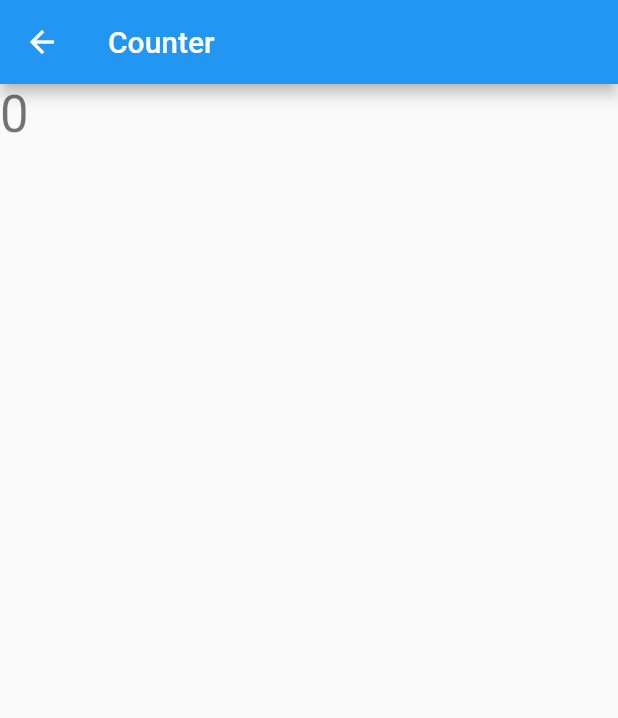
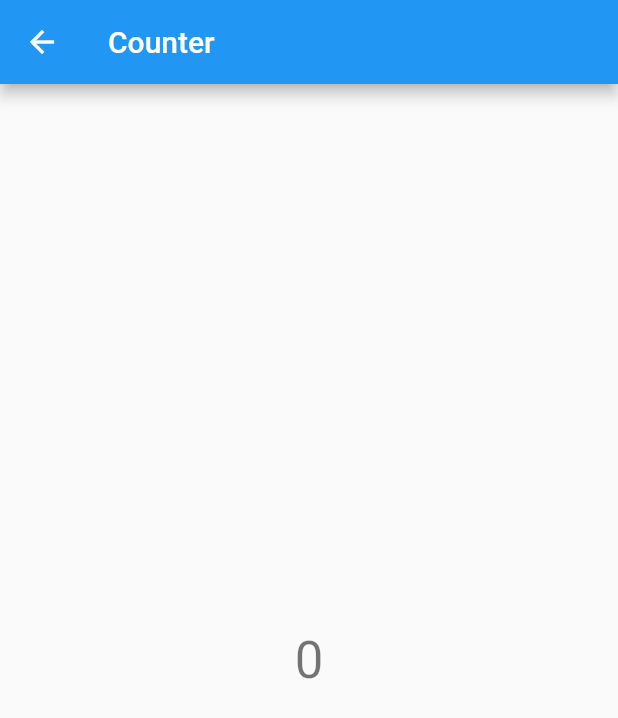
Before and after one commit to Pablofr10/estados_flutter, a Flutter app: the CounterPage screen opened directly, on a phone screen of 412 x 824 dp. Shown: the top 718 px of the screen. Run offline on Flutter 3.47's test engine with Material 2 defaults, Android fonts, the phone set to English and light mode, and no system bars; our stand-ins replace rxdart.

```diff
--- /dev/null
+++ b/lib/bloc_provider.dart
@@ -0,0 +1,21 @@
+import 'package:carros/counter_bloc.dart';
+import 'package:flutter/material.dart';
+
+class BlocProvider extends InheritedWidget {
+  const BlocProvider({
+    Key key,
+    @required this.bloc,
+    @required Widget child,
+  }) : assert(bloc != null),
+       assert(child != null),
+       super(key: key, child: child);
+
+  final CounterBloc bloc;
+
+  static BlocProvider of(BuildContext context) {
+    return context.inheritFromWidgetOfExactType(BlocProvider) as BlocProvider;
+  }
+
+  @override
+  bool updateShouldNotify(BlocProvider old) => bloc != old.bloc;
+}
--- a/lib/counter_bloc.dart
+++ b/lib/counter_bloc.dart
@@ -1,19 +1,11 @@
 import 'dart:async';
 
 import 'package:flutter/material.dart';
+import 'package:rxdart/rxdart.dart';
 
 class CounterBloc {
 
-  //Singleton
-  static final CounterBloc _instance = new CounterBloc._internal();
-  factory CounterBloc(){
-    return _instance;
-  }
-
-  CounterBloc._internal();
-
-
-  final _controller = StreamController<int>.broadcast();
+  final _controller = BehaviorSubject<int>();
 
   get stream => _controller.stream;
 
--- a/lib/counter_page.dart
+++ b/lib/counter_page.dart
@@ -1,26 +1,41 @@
+import 'package:carros/bloc_provider.dart';
 import 'package:carros/counter_bloc.dart';
 import 'package:flutter/material.dart';
 
-class CounterPage extends StatelessWidget {
-  final _bloc = CounterBloc();
+class CounterPage extends StatefulWidget {
+  CounterPage({Key key}) : super(key: key);
 
+  _CounterPageState createState() => _CounterPageState();
+}
+
+class _CounterPageState extends State<CounterPage> {
   @override
   Widget build(BuildContext context) {
+    final _bloc = BlocProvider.of(context).bloc;
+
     return Scaffold(
       appBar: AppBar(
         title: Text('Counter'),
       ),
       body: StreamBuilder<int>(
-        initialData: _bloc.counter,
         stream: _bloc.stream,
         builder: (context, snapshot) {
           int count = snapshot.hasData ? snapshot.data : 0;
-          return Text(
-            '$count',
-            style: Theme.of(context).textTheme.display1,
+          return Center(
+            child: GestureDetector(
+              onTap: _incrementCounter,
+              child: Text(
+              '$count',
+              style: Theme.of(context).textTheme.display1,
+            ),
+            ),
           );
         },
       ),
     );
   }
+  void _incrementCounter(){
+    final _bloc = BlocProvider.of(context).bloc;
+    _bloc.increment();
+  }
 }
--- a/lib/home_page.dart
+++ b/lib/home_page.dart
@@ -1,3 +1,4 @@
+import 'package:carros/bloc_provider.dart';
 import 'package:carros/counter_bloc.dart';
 import 'package:carros/counter_page.dart';
 import 'package:flutter/material.dart';
@@ -13,10 +14,11 @@ class MyHomePage extends StatefulWidget {
 
 class _MyHomePageState extends State<MyHomePage> {
 
-  final _bloc = CounterBloc();
-
   @override
   Widget build(BuildContext context) {
+
+    final _bloc = BlocProvider.of(context).bloc;
+
     return Scaffold(
       appBar: AppBar(
         title: Text(widget.title),
@@ -53,6 +55,7 @@ class _MyHomePageState extends State<MyHomePage> {
   }
 
   void _incrementCounter(){
+    final _bloc = BlocProvider.of(context).bloc;
     _bloc.increment();
   }
 
@@ -63,6 +66,7 @@ class _MyHomePageState extends State<MyHomePage> {
 
   @override
   void dispose() {
+    final _bloc = BlocProvider.of(context).bloc;
     // TODO: implement dispose
     super.dispose();
 
--- a/lib/main.dart
+++ b/lib/main.dart
@@ -1,3 +1,5 @@
+import 'package:carros/bloc_provider.dart';
+import 'package:carros/counter_bloc.dart';
 import 'package:carros/home_page.dart';
 import 'package:flutter/material.dart';
 
@@ -7,12 +9,15 @@ class MyApp extends StatelessWidget {
   // This widget is the root of your application.
   @override
   Widget build(BuildContext context) {
-    return MaterialApp(
-      title: 'Flutter Demo',
-      theme: ThemeData(
-        primarySwatch: Colors.blue,
+    return BlocProvider(
+      bloc: CounterBloc(),
+          child: MaterialApp(
+        title: 'Flutter Demo',
+        theme: ThemeData(
+          primarySwatch: Colors.blue,
+        ),
+        home: MyHomePage(title: 'Flutter Demo Home Page'),
       ),
-      home: MyHomePage(title: 'Flutter Demo Home Page'),
     );
   }
 }
--- a/pubspec.yaml
+++ b/pubspec.yaml
@@ -24,6 +24,7 @@ dependencies:
   # Use with the CupertinoIcons class for iOS style icons.
   cupertino_icons: ^0.1.2
   scoped_model: ^1.0.1
+  rxdart: ^0.22.2
 
 dev_dependencies:
   flutter_test:
```
Also changed, not shown: pubspec.lock.
